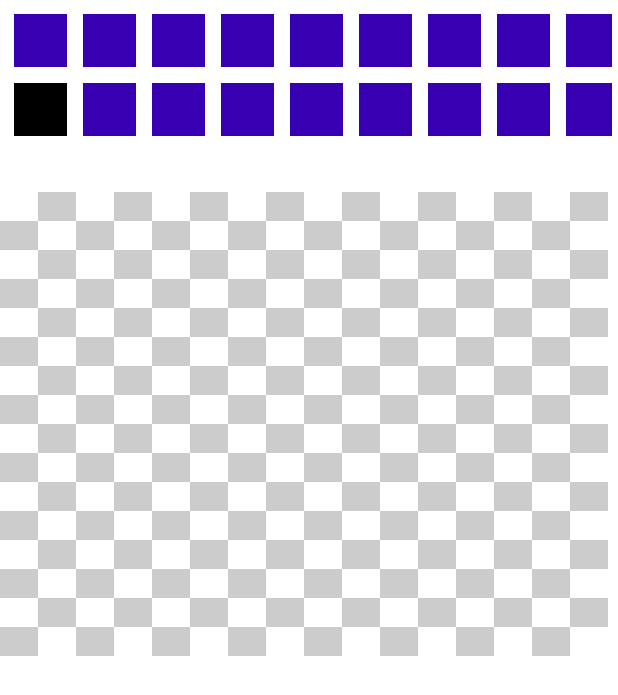
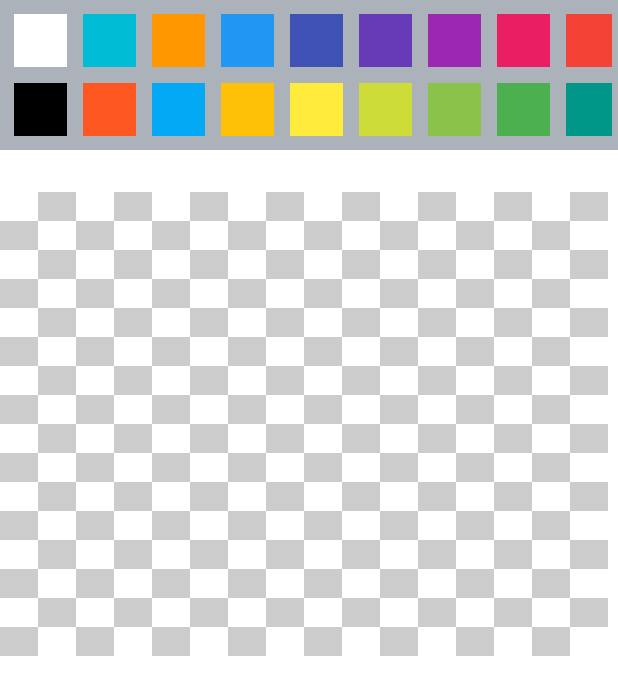
Before and after one commit to JaviVaca/PixelArt, an Android app: the screen it shows after launch (MainActivity), on a phone screen of 412 x 824 dp. Shown: the top 695 px of the screen. Run offline under Robolectric (Android 15) with nearby library versions, the light colour scheme and no system bars.

Commit message:
colores añadidos

```diff
--- a/app/src/main/res/layout/activity_main.xml
+++ b/app/src/main/res/layout/activity_main.xml
@@ -3,7 +3,7 @@
     xmlns:app="http://schemas.android.com/apk/res-auto"
     xmlns:tools="http://schemas.android.com/tools"
     android:layout_width="match_parent"
-    android:layout_height="match_parent"
+    android:layout_height="wrap_content"
     tools:context=".MainActivity">
 
     <GridView
@@ -14,14 +14,16 @@
         android:numColumns="16"
         app:layout_constraintStart_toStartOf="parent"
         app:layout_constraintTop_toTopOf="parent" />
+
     <GridLayout
         android:layout_width="match_parent"
         android:layout_height="match_parent"
+        android:layout_marginBottom="0dp"
+        android:background="@color/casilla_gris"
         android:columnWidth="450dp"
-        android:padding="4dp"
-        android:layout_marginBottom="0dp"
         android:columnCount="9"
         android:orientation="vertical"
+        android:padding="4dp"
         android:rowCount="5"
         android:stretchMode="columnWidth">
 
@@ -32,10 +34,10 @@
             android:layout_row="0"
             android:layout_column="0"
             android:layout_marginLeft="5dp"
+            android:layout_marginTop="5dp"
             android:layout_marginRight="5dp"
-            android:layout_marginTop="5dp"
             android:layout_marginBottom="5dp"
-            android:background="@color/purple_700"
+            android:background="@color/white"
             android:orientation="horizontal"
             android:tag="IdImagen1">
 
@@ -48,8 +50,8 @@
             android:layout_row="1"
             android:layout_column="0"
             android:layout_marginLeft="5dp"
+            android:layout_marginTop="5dp"
             android:layout_marginRight="5dp"
-            android:layout_marginTop="5dp"
             android:layout_marginBottom="5dp"
             android:background="@color/black"
             android:orientation="horizontal"
@@ -65,12 +67,12 @@
             android:layout_row="0"
             android:layout_column="1"
             android:layout_marginLeft="5dp"
+            android:layout_marginTop="5dp"
             android:layout_marginRight="5dp"
-            android:layout_marginTop="5dp"
             android:layout_marginBottom="5dp"
-            android:background="@color/purple_700"
-            android:tag="IdImagen11"
-            android:orientation="horizontal">
+            android:background="#00BCD4"
+            android:orientation="horizontal"
+            android:tag="IdImagen11">
 
 
         </LinearLayout>
@@ -81,14 +83,13 @@
             android:layout_height="35dp"
             android:layout_row="1"
             android:layout_column="1"
-            android:background="@color/purple_700"
             android:layout_marginLeft="5dp"
+            android:layout_marginTop="5dp"
             android:layout_marginRight="5dp"
-            android:layout_marginTop="5dp"
             android:layout_marginBottom="5dp"
-            android:tag="IdImagen22"
-            android:orientation="horizontal">
-        </LinearLayout>
+            android:background="#FF5722"
+            android:orientation="horizontal"
+            android:tag="IdImagen22"></LinearLayout>
 
         <LinearLayout
             android:id="@+id/con1_3"
@@ -97,12 +98,12 @@
             android:layout_row="0"
             android:layout_column="2"
             android:layout_marginLeft="5dp"
+            android:layout_marginTop="5dp"
             android:layout_marginRight="5dp"
-            android:layout_marginTop="5dp"
             android:layout_marginBottom="5dp"
-            android:background="@color/purple_700"
-            android:tag="IdImagen11"
-            android:orientation="horizontal">
+            android:background="#FF9800"
+            android:orientation="horizontal"
+            android:tag="IdImagen11">
 
 
         </LinearLayout>
@@ -113,14 +114,13 @@
             android:layout_height="35dp"
             android:layout_row="1"
             android:layout_column="2"
-            android:background="@color/purple_700"
             android:layout_marginLeft="5dp"
+            android:layout_marginTop="5dp"
             android:layout_marginRight="5dp"
-            android:layout_marginTop="5dp"
             android:layout_marginBottom="5dp"
-            android:tag="IdImagen22"
-            android:orientation="horizontal">
-        </LinearLayout>
+            android:background="#03A9F4"
+            android:orientation="horizontal"
+            android:tag="IdImagen22"></LinearLayout>
 
         <LinearLayout
             android:id="@+id/con1_4"
@@ -129,12 +129,12 @@
             android:layout_row="0"
             android:layout_column="3"
             android:layout_marginLeft="5dp"
+            android:layout_marginTop="5dp"
             android:layout_marginRight="5dp"
-            android:layout_marginTop="5dp"
             android:layout_marginBottom="5dp"
-            android:background="@color/purple_700"
-            android:tag="IdImagen11"
-            android:orientation="horizontal">
+            android:background="#2196F3"
+            android:orientation="horizontal"
+            android:tag="IdImagen11">
 
 
         </LinearLayout>
@@ -145,14 +145,13 @@
             android:layout_height="35dp"
             android:layout_row="1"
             android:layout_column="3"
-            android:background="@color/purple_700"
             android:layout_marginLeft="5dp"
+            android:layout_marginTop="5dp"
             android:layout_marginRight="5dp"
-            android:layout_marginTop="5dp"
             android:layout_marginBottom="5dp"
-            android:tag="IdImagen22"
-            android:orientation="horizontal">
-        </LinearLayout>
+            android:background="#FFC107"
+            android:orientation="horizontal"
+            android:tag="IdImagen22"></LinearLayout>
 
         <LinearLayout
             android:id="@+id/con1_5"
@@ -161,12 +160,12 @@
             android:layout_row="0"
             android:layout_column="4"
             android:layout_marginLeft="5dp"
+            android:layout_marginTop="5dp"
             android:layout_marginRight="5dp"
-            android:layout_marginTop="5dp"
             android:layout_marginBottom="5dp"
-            android:background="@color/purple_700"
-            android:tag="IdImagen11"
-            android:orientation="horizontal">
+            android:background="#3F51B5"
+            android:orientation="horizontal"
+            android:tag="IdImagen11">
 
 
         </LinearLayout>
@@ -177,13 +176,13 @@
             android:layout_height="35dp"
             android:layout_row="1"
             android:layout_column="4"
-            android:background="@color/purple_700"
             android:layout_marginLeft="5dp"
+            android:layout_marginTop="5dp"
             android:layout_marginRight="5dp"
-            android:layout_marginTop="5dp"
             android:layout_marginBottom="5dp"
-            android:tag="IdImagen22"
-            android:orientation="horizontal"/>
+            android:background="#FFEB3B"
+            android:orientation="horizontal"
+            android:tag="IdImagen22" />
 
         <LinearLayout
             android:id="@+id/con1_6"
@@ -192,13 +191,12 @@
             android:layout_row="0"
             android:layout_column="5"
             android:layout_marginLeft="5dp"
+            android:layout_marginTop="5dp"
             android:layout_marginRight="5dp"
-            android:layout_marginTop="5dp"
             android:layout_marginBottom="5dp"
-            android:background="@color/purple_700"
-            android:tag="IdImagen11"
-            android:orientation="horizontal"/>
-
+            android:background="#673AB7"
+            android:orientation="horizontal"
+            android:tag="IdImagen11" />
 
 
         <LinearLayout
@@ -207,13 +205,13 @@
             android:layout_height="35dp"
             android:layout_row="1"
             android:layout_column="5"
-            android:background="@color/purple_700"
             android:layout_marginLeft="5dp"
+            android:layout_marginTop="5dp"
             android:layout_marginRight="5dp"
-            android:layout_marginTop="5dp"
             android:layout_marginBottom="5dp"
-            android:tag="IdImagen22"
-            android:orientation="horizontal"/>
+            android:background="#CDDC39"
+            android:orientation="horizontal"
+            android:tag="IdImagen22" />
 
         <LinearLayout
             android:id="@+id/con1_7"
@@ -222,13 +220,12 @@
             android:layout_row="0"
             android:layout_column="6"
             android:layout_marginLeft="5dp"
+            android:layout_marginTop="5dp"
             android:layout_marginRight="5dp"
-            android:layout_marginTop="5dp"
             android:layout_marginBottom="5dp"
-            android:background="@color/purple_700"
-            android:tag="IdImagen11"
-            android:orientation="horizontal"/>
-
+            android:background="#9C27B0"
+            android:orientation="horizontal"
+            android:tag="IdImagen11" />
 
 
         <LinearLayout
@@ -237,13 +234,13 @@
             android:layout_height="35dp"
             android:layout_row="1"
             android:layout_column="6"
-            android:background="@color/purple_700"
             android:layout_marginLeft="5dp"
+            android:layout_marginTop="5dp"
             android:layout_marginRight="5dp"
-            android:layout_marginTop="5dp"
             android:layout_marginBottom="5dp"
-            android:tag="IdImagen22"
-            android:orientation="horizontal"/>
+            android:background="#8BC34A"
+            android:orientation="horizontal"
+            android:tag="IdImagen22" />
 
         <LinearLayout
             android:id="@+id/con1_8"
@@ -252,13 +249,12 @@
             android:layout_row="0"
             android:layout_column="7"
             android:layout_marginLeft="5dp"
+            android:layout_marginTop="5dp"
             android:layout_marginRight="5dp"
-            android:layout_marginTop="5dp"
             android:layout_marginBottom="5dp"
-            android:background="@color/purple_700"
-            android:tag="IdImagen11"
-            android:orientation="horizontal"/>
-
+            android:background="#E91E63"
+            android:orientation="horizontal"
+            android:tag="IdImagen11" />
 
 
         <LinearLayout
@@ -267,13 +263,13 @@
             android:layout_height="35dp"
             android:layout_row="1"
             android:layout_column="7"
-            android:background="@color/purple_700"
             android:layout_marginLeft="5dp"
+            android:layout_marginTop="5dp"
             android:layout_marginRight="5dp"
-            android:layout_marginTop="5dp"
             android:layout_marginBottom="5dp"
-            android:tag="IdImagen22"
-            android:orientation="horizontal"/>
+            android:background="#4CAF50"
+            android:orientation="horizontal"
+            android:tag="IdImagen22" />
 
         <LinearLayout
             android:id="@+id/con1_9"
@@ -282,13 +278,12 @@
             android:layout_row="0"
             android:layout_column="8"
             android:layout_marginLeft="5dp"
+            android:layout_marginTop="5dp"
             android:layout_marginRight="5dp"
-            android:layout_marginTop="5dp"
             android:layout_marginBottom="5dp"
-            android:background="@color/purple_700"
-            android:tag="IdImagen11"
-            android:orientation="horizontal"/>
-
+            android:background="#F44336"
+            android:orientation="horizontal"
+            android:tag="IdImagen11" />
 
 
         <LinearLayout
@@ -297,13 +292,13 @@
             android:layout_height="35dp"
             android:layout_row="1"
             android:layout_column="8"
-            android:background="@color/purple_700"
             android:layout_marginLeft="5dp"
+            android:layout_marginTop="5dp"
             android:layout_marginRight="5dp"
-            android:layout_marginTop="5dp"
             android:layout_marginBottom="5dp"
-            android:tag="IdImagen22"
-            android:orientation="horizontal"/>
+            android:background="#009688"
+            android:orientation="horizontal"
+            android:tag="IdImagen22" />
 
     </GridLayout>
 
```
